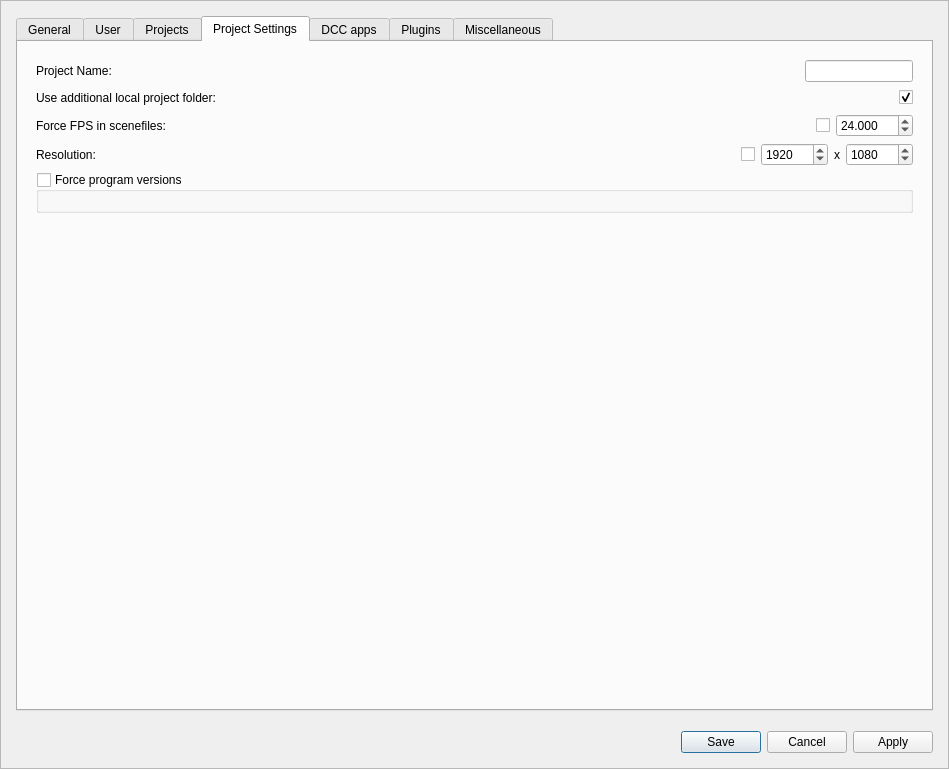
Old version of the form Prism/Scripts/UserInterfacesPrism/PrismSettings.ui in the repository PrismPipeline/Prism.
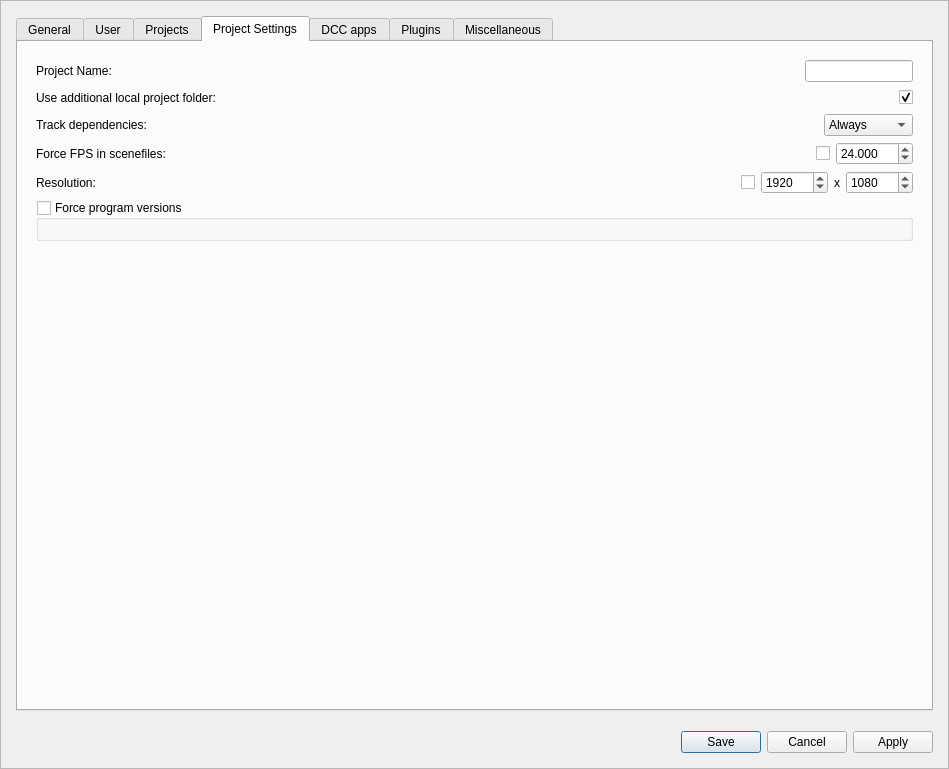
New version of the form. The open tabs and pages were chosen to show the change.

Commit message: media compression improved, track dependencies - v1.3.0.46

```diff
--- a/Prism/Scripts/UserInterfacesPrism/PrismSettings.ui
+++ b/Prism/Scripts/UserInterfacesPrism/PrismSettings.ui
@@ -624,6 +624,63 @@
                 </layout>
                </widget>
               </item>
+              <item>
+               <widget class="QWidget" name="widget_11" native="true">
+                <layout class="QHBoxLayout" name="horizontalLayout_14">
+                 <property name="leftMargin">
+                  <number>0</number>
+                 </property>
+                 <property name="topMargin">
+                  <number>0</number>
+                 </property>
+                 <property name="rightMargin">
+                  <number>0</number>
+                 </property>
+                 <property name="bottomMargin">
+                  <number>0</number>
+                 </property>
+                 <item>
+                  <widget class="QLabel" name="label_4">
+                   <property name="text">
+                    <string>Track dependencies:</string>
+                   </property>
+                  </widget>
+                 </item>
+                 <item>
+                  <spacer name="horizontalSpacer_9">
+                   <property name="orientation">
+                    <enum>Qt::Horizontal</enum>
+                   </property>
+                   <property name="sizeHint" stdset="0">
+                    <size>
+                     <width>40</width>
+                     <height>20</height>
+                    </size>
+                   </property>
+                  </spacer>
+                 </item>
+                 <item>
+                  <widget class="QComboBox" name="cb_dependencies">
+                   <item>
+                    <property name="text">
+                     <string>Always</string>
+                    </property>
+                   </item>
+                   <item>
+                    <property name="text">
+                     <string>On Publish</string>
+                    </property>
+                   </item>
+                   <item>
+                    <property name="text">
+                     <string>Never</string>
+                    </property>
+                   </item>
+                  </widget>
+                 </item>
+                </layout>
+               </widget>
+              </item>
               <item>
                <widget class="QWidget" name="w_curPfps" native="true">
                 <layout class="QHBoxLayout" name="horizontalLayout_6">
```
The commit also changes 11 other files.
